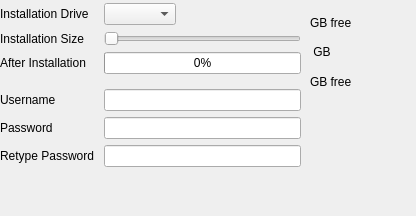
Qt form playground/gsoc/PaW/src/gui/widgetConfiguration.ui (pars-linux/uludag) before a commit.
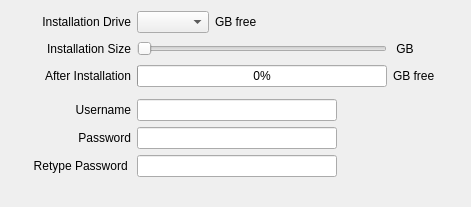
The same form after that commit.

```diff
--- a/playground/gsoc/PaW/src/gui/widgetConfiguration.ui
+++ b/playground/gsoc/PaW/src/gui/widgetConfiguration.ui
@@ -6,37 +6,87 @@
    <rect>
     <x>0</x>
     <y>0</y>
-    <width>416</width>
-    <height>216</height>
+    <width>471</width>
+    <height>207</height>
    </rect>
   </property>
   <property name="windowTitle">
    <string/>
   </property>
-  <widget class="QWidget" name="formLayoutWidget">
-   <property name="geometry">
-    <rect>
-     <x>0</x>
-     <y>3</y>
-     <width>301</width>
-     <height>211</height>
-    </rect>
-   </property>
+  <layout class="QGridLayout" name="gridLayout">
+   <item row="0" column="0">
    <layout class="QFormLayout" name="formLayout">
     <property name="fieldGrowthPolicy">
      <enum>QFormLayout::ExpandingFieldsGrow</enum>
     </property>
     <item row="1" column="0">
      <widget class="QLabel" name="lblDrive">
+       <property name="sizePolicy">
+        <sizepolicy hsizetype="MinimumExpanding" vsizetype="Preferred">
+         <horstretch>0</horstretch>
+         <verstretch>0</verstretch>
+        </sizepolicy>
+       </property>
+       <property name="minimumSize">
+        <size>
+         <width>120</width>
+         <height>0</height>
+        </size>
+       </property>
       <property name="text">
        <string>Installation Drive</string>
       </property>
-     </widget>
-    </item>
-    <item row="2" column="1">
+       <property name="alignment">
+        <set>Qt::AlignRight|Qt::AlignTrailing|Qt::AlignVCenter</set>
+       </property>
+      </widget>
+     </item>
+     <item row="1" column="1">
+      <layout class="QHBoxLayout" name="horizontalLayout">
+       <item>
+        <widget class="QComboBox" name="comboDrive"/>
+       </item>
+       <item>
+        <widget class="QLabel" name="lblDriveFreeSpace">
+         <property name="text">
+          <string>GB free</string>
+         </property>
+        </widget>
+       </item>
+      </layout>
+     </item>
+     <item row="3" column="0">
+      <widget class="QLabel" name="lblInstallation">
+       <property name="sizePolicy">
+        <sizepolicy hsizetype="MinimumExpanding" vsizetype="Preferred">
+         <horstretch>0</horstretch>
+         <verstretch>0</verstretch>
+        </sizepolicy>
+       </property>
+       <property name="minimumSize">
+        <size>
+         <width>120</width>
+         <height>0</height>
+        </size>
+       </property>
+       <property name="text">
+        <string>Installation Size</string>
+       </property>
+       <property name="alignment">
+        <set>Qt::AlignRight|Qt::AlignTrailing|Qt::AlignVCenter</set>
+       </property>
+      </widget>
+     </item>
+     <item row="3" column="1">
      <layout class="QHBoxLayout" name="horizontalLayout_2">
       <item>
        <widget class="QSlider" name="sizeSlider">
+         <property name="minimumSize">
+          <size>
+           <width>250</width>
+           <height>0</height>
+          </size>
+         </property>
         <property name="singleStep">
          <number>1</number>
         </property>
@@ -45,122 +95,205 @@
         </property>
        </widget>
       </item>
-     </layout>
-    </item>
-    <item row="3" column="1">
+       <item>
+        <widget class="QLabel" name="lblSize">
+         <property name="text">
+          <string> GB</string>
+         </property>
+        </widget>
+       </item>
+       <item>
+        <spacer name="horizontalSpacer_2">
+         <property name="orientation">
+          <enum>Qt::Horizontal</enum>
+         </property>
+         <property name="sizeHint" stdset="0">
+          <size>
+           <width>40</width>
+           <height>20</height>
+          </size>
+         </property>
+        </spacer>
+       </item>
+      </layout>
+     </item>
+     <item row="4" column="0">
+      <widget class="QLabel" name="lblFree">
+       <property name="sizePolicy">
+        <sizepolicy hsizetype="MinimumExpanding" vsizetype="Preferred">
+         <horstretch>0</horstretch>
+         <verstretch>0</verstretch>
+        </sizepolicy>
+       </property>
+       <property name="minimumSize">
+        <size>
+         <width>120</width>
+         <height>0</height>
+        </size>
+       </property>
+       <property name="text">
+        <string>After Installation</string>
+       </property>
+       <property name="alignment">
+        <set>Qt::AlignRight|Qt::AlignTrailing|Qt::AlignVCenter</set>
+       </property>
+      </widget>
+     </item>
+     <item row="4" column="1">
      <layout class="QHBoxLayout" name="horizontalLayout_3">
       <item>
        <widget class="QProgressBar" name="pbFreeSpace">
+         <property name="minimumSize">
+          <size>
+           <width>250</width>
+           <height>0</height>
+          </size>
+         </property>
+         <property name="maximumSize">
+          <size>
+           <width>16777215</width>
+           <height>16777215</height>
+          </size>
+         </property>
         <property name="value">
          <number>0</number>
         </property>
        </widget>
       </item>
-     </layout>
-    </item>
-    <item row="4" column="0">
-     <widget class="Line" name="hLine">
+       <item>
+        <widget class="QLabel" name="lblFreeLeft">
+         <property name="text">
+          <string>GB free</string>
+         </property>
+        </widget>
+       </item>
+       <item>
+        <spacer name="horizontalSpacer">
       <property name="orientation">
        <enum>Qt::Horizontal</enum>
       </property>
-     </widget>
-    </item>
-    <item row="5" column="0">
-     <widget class="QLabel" name="lblUsername">
-      <property name="text">
-       <string>Username</string>
-      </property>
-     </widget>
+         <property name="sizeHint" stdset="0">
+          <size>
+           <width>40</width>
+           <height>20</height>
+          </size>
+         </property>
+        </spacer>
+       </item>
+      </layout>
     </item>
     <item row="5" column="1">
-     <widget class="QLineEdit" name="txtUsername"/>
+      <widget class="Line" name="line">
+       <property name="orientation">
+        <enum>Qt::Vertical</enum>
+       </property>
+      </widget>
     </item>
     <item row="6" column="0">
+      <widget class="QLabel" name="lblUsername">
+       <property name="sizePolicy">
+        <sizepolicy hsizetype="MinimumExpanding" vsizetype="Preferred">
+         <horstretch>0</horstretch>
+         <verstretch>0</verstretch>
+        </sizepolicy>
+       </property>
+       <property name="minimumSize">
+        <size>
+         <width>120</width>
+         <height>0</height>
+        </size>
+       </property>
+       <property name="text">
+        <string>Username</string>
+       </property>
+       <property name="alignment">
+        <set>Qt::AlignRight|Qt::AlignTrailing|Qt::AlignVCenter</set>
+       </property>
+      </widget>
+     </item>
+     <item row="6" column="1">
+      <widget class="QLineEdit" name="txtUsername">
+       <property name="maximumSize">
+        <size>
+         <width>200</width>
+         <height>16777215</height>
+        </size>
+       </property>
+      </widget>
+     </item>
+     <item row="7" column="0">
      <widget class="QLabel" name="lblPassword">
+       <property name="sizePolicy">
+        <sizepolicy hsizetype="MinimumExpanding" vsizetype="Preferred">
+         <horstretch>0</horstretch>
+         <verstretch>0</verstretch>
+        </sizepolicy>
+       </property>
+       <property name="minimumSize">
+        <size>
+         <width>120</width>
+         <height>0</height>
+        </size>
+       </property>
       <property name="text">
        <string>Password</string>
       </property>
-     </widget>
-    </item>
-    <item row="6" column="1">
+       <property name="alignment">
+        <set>Qt::AlignRight|Qt::AlignTrailing|Qt::AlignVCenter</set>
+       </property>
+      </widget>
+     </item>
+     <item row="7" column="1">
      <widget class="QLineEdit" name="txtPassword">
+       <property name="maximumSize">
+        <size>
+         <width>200</width>
+         <height>16777215</height>
+        </size>
+       </property>
       <property name="echoMode">
        <enum>QLineEdit::Password</enum>
       </property>
      </widget>
     </item>
-    <item row="7" column="0">
+     <item row="8" column="0">
      <widget class="QLabel" name="LblRetypePassword">
+       <property name="sizePolicy">
+        <sizepolicy hsizetype="MinimumExpanding" vsizetype="Preferred">
+         <horstretch>0</horstretch>
+         <verstretch>0</verstretch>
+        </sizepolicy>
+       </property>
+       <property name="minimumSize">
+        <size>
+         <width>120</width>
+         <height>0</height>
+        </size>
+       </property>
       <property name="text">
        <string>Retype Password </string>
       </property>
-     </widget>
-    </item>
-    <item row="7" column="1">
+       <property name="alignment">
+        <set>Qt::AlignRight|Qt::AlignTrailing|Qt::AlignVCenter</set>
+       </property>
+      </widget>
+     </item>
+     <item row="8" column="1">
      <widget class="QLineEdit" name="txtRetypePassword">
+       <property name="maximumSize">
+        <size>
+         <width>200</width>
+         <height>16777215</height>
+        </size>
+       </property>
       <property name="echoMode">
        <enum>QLineEdit::Password</enum>
       </property>
      </widget>
     </item>
-    <item row="3" column="0">
-     <widget class="QLabel" name="lblFree">
-      <property name="text">
-       <string>After Installation</string>
-      </property>
-     </widget>
-    </item>
-    <item row="2" column="0">
-     <widget class="QLabel" name="lblInstallation">
-      <property name="text">
-       <string>Installation Size</string>
-      </property>
-     </widget>
-    </item>
-    <item row="1" column="1">
-     <widget class="QComboBox" name="comboDrive"/>
-    </item>
-   </layout>
-  </widget>
-  <widget class="QLabel" name="lblFreeLeft">
-   <property name="geometry">
-    <rect>
-     <x>310</x>
-     <y>70</y>
-     <width>101</width>
-     <height>23</height>
-    </rect>
-   </property>
-   <property name="text">
-    <string>GB free</string>
-   </property>
-  </widget>
-  <widget class="QLabel" name="lblSize">
-   <property name="geometry">
-    <rect>
-     <x>310</x>
-     <y>40</y>
-     <width>101</width>
-     <height>23</height>
-    </rect>
-   </property>
-   <property name="text">
-    <string> GB</string>
-   </property>
-  </widget>
-  <widget class="QLabel" name="lblDriveFreeSpace">
-   <property name="geometry">
-    <rect>
-     <x>310</x>
-     <y>10</y>
-     <width>101</width>
-     <height>25</height>
-    </rect>
-   </property>
-   <property name="text">
-    <string>GB free</string>
-   </property>
-  </widget>
+    </layout>
+   </item>
+  </layout>
  </widget>
  <resources/>
  <connections/>
```
Lines whose indentation alone changed are shown as unchanged.
